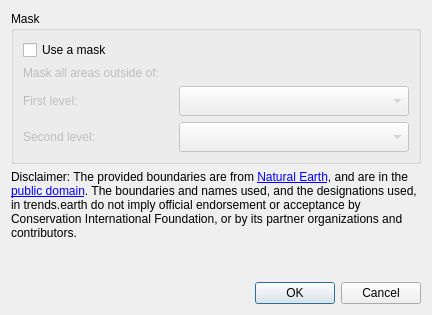
First picture: the form in LDMP/gui/DlgVisualizationBasemap.ui, repository ConservationInternational/trends.earth, before the edit.
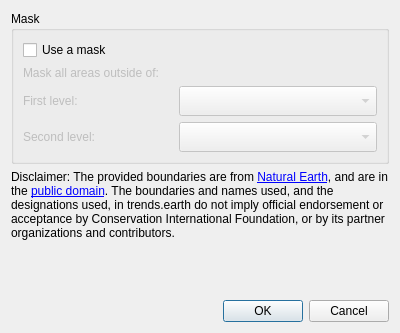
Second picture: the form after the edit.

Commit message: Fix dialog formatting.

```diff
--- a/LDMP/gui/DlgVisualizationBasemap.ui
+++ b/LDMP/gui/DlgVisualizationBasemap.ui
@@ -6,10 +6,16 @@
    <rect>
     <x>0</x>
     <y>0</y>
-    <width>432</width>
-    <height>315</height>
+    <width>400</width>
+    <height>333</height>
    </rect>
   </property>
+  <property name="sizePolicy">
+   <sizepolicy hsizetype="Expanding" vsizetype="Expanding">
+    <horstretch>0</horstretch>
+    <verstretch>0</verstretch>
+   </sizepolicy>
+  </property>
   <property name="minimumSize">
    <size>
     <width>400</width>
@@ -171,7 +177,7 @@
    <item>
     <widget class="QLabel" name="label_disclaimer">
      <property name="sizePolicy">
-      <sizepolicy hsizetype="Expanding" vsizetype="Expanding">
+      <sizepolicy hsizetype="Expanding" vsizetype="Minimum">
        <horstretch>0</horstretch>
        <verstretch>0</verstretch>
       </sizepolicy>
```
The commit also changes 6 other files.
